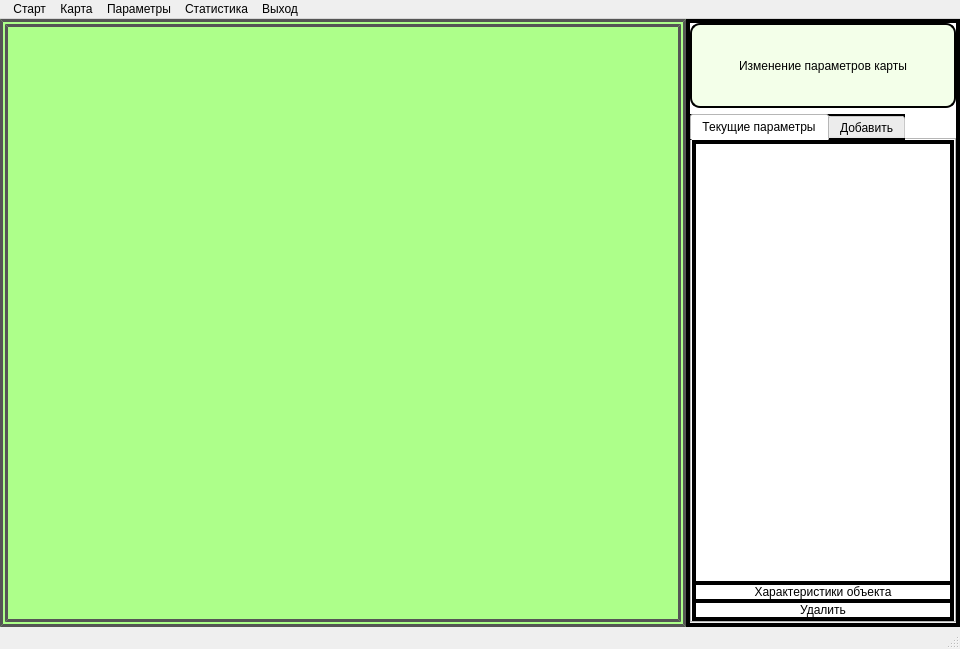
MihailZimin/route-planning, file main_window/trajectory.ui: the form before one commit.
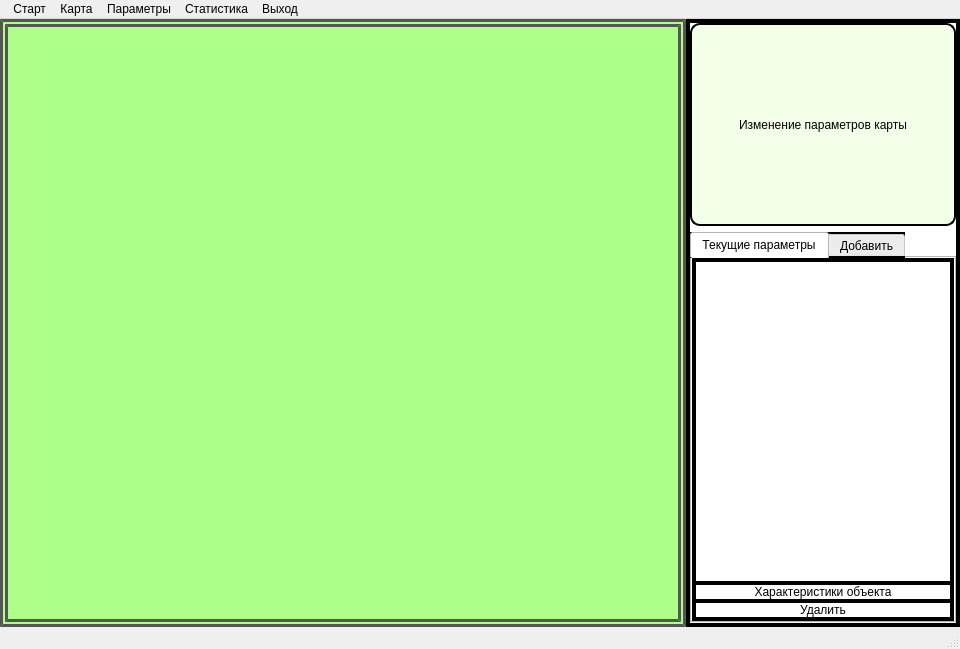
The form after the commit. Icons and pictures are not drawn.

The edit to the form file:
```diff
--- a/main_window/trajectory.ui
+++ b/main_window/trajectory.ui
@@ -397,7 +397,7 @@
             <property name="frameShadow">
              <enum>QFrame::Raised</enum>
             </property>
-            <layout class="QGridLayout" name="gridLayout_8" rowstretch="1,6">
+            <layout class="QGridLayout" name="gridLayout_8" rowstretch="1,0">
              <property name="leftMargin">
               <number>0</number>
              </property>
```
Left out of the diff: 6 changed lines with no effect on the pictures.
